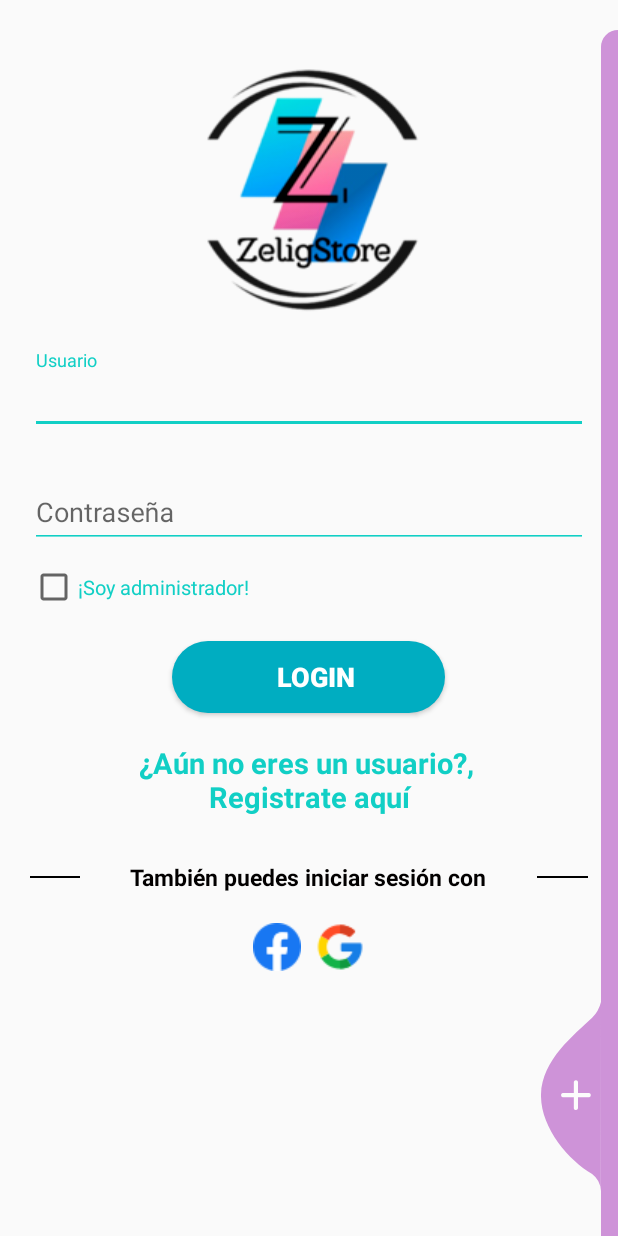
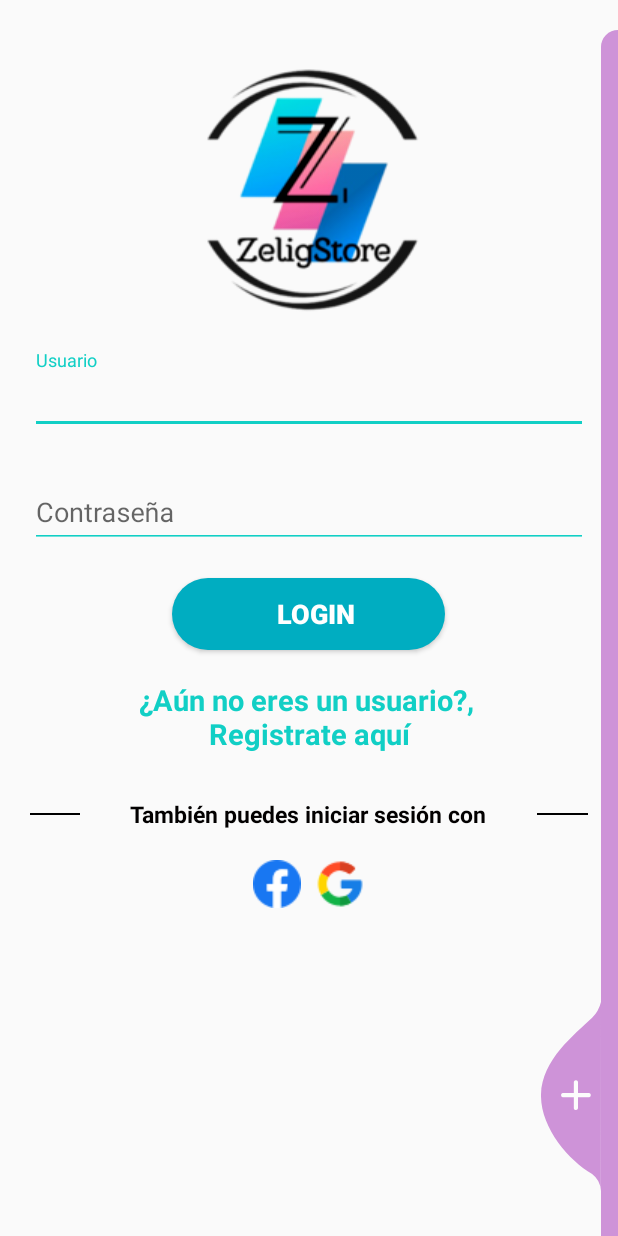
Before and after one commit to Mauri20/ProyectoIV, an Android app: the screen it shows after launch (LoginActivity), on a phone screen of 412 x 824 dp. Run offline under Robolectric (Android 15) with nearby library versions, the phone set to English and light mode, and no system bars; plain views replace CircularProgressButton.

Commit message:
Finalización Validación Login

```diff
--- a/ZeligStore/app/src/main/java/com/claseoct/zeligstore/APISpring/UsersAPI.kt
+++ b/ZeligStore/app/src/main/java/com/claseoct/zeligstore/APISpring/UsersAPI.kt
@@ -18,4 +18,7 @@ interface UsersAPI {
 
     @GET("Usuarios/checkUserIfExists/{user}")
     suspend fun verifyUser(@Path("user") user: String):Response<Boolean>
+
+    @GET("Usuarios/returnTypeAccess/{user}/{pass}")
+    suspend fun returnTypeUser(@Path("user") user:String, @Path("pass") pass:String):Response<List<UsersClass>>
 }
--- a/ZeligStore/app/src/main/res/layout/activity_login.xml
+++ b/ZeligStore/app/src/main/res/layout/activity_login.xml
@@ -62,15 +62,6 @@
                     android:maxLines="1"
                     android:textSize="8pt" />
             </com.google.android.material.textfield.TextInputLayout>
-
-            <CheckBox
-                android:id="@+id/chbx_soyadmin"
-                style="@style/viewParent"
-                android:layout_gravity="start"
-                android:layout_marginTop="10dp"
-                android:text="¡Soy administrador!"
-                android:textColor="@color/primaryTextColor"
-                android:textSize="6pt" />
 
             <br.com.simplepass.loading_button_lib.customViews.CircularProgressButton
                 android:id="@+id/btn_Login"
--- a/ZeligStoreOficial/src/main/java/com/zeligstoreoficial/ZeligStoreOficial/Controllers/usuariosController.java
+++ b/ZeligStoreOficial/src/main/java/com/zeligstoreoficial/ZeligStoreOficial/Controllers/usuariosController.java
@@ -67,4 +67,10 @@ public class usuariosController {
             return validar;
         }
     }
+
+    @GetMapping("/returnTypeAccess/{user}/{password}")
+    public List<usuariosEntitie> retornarTypeUser(@PathVariable("user") String user, @PathVariable("password") String password){
+        List<usuariosEntitie> typeaccess = userRepository.sp_LoginAPP(user, password);
+        return typeaccess;
+    }
 }
--- a/ZeligStoreOficial/src/main/java/com/zeligstoreoficial/ZeligStoreOficial/Repositories/zapatosInterface.java
+++ b/ZeligStoreOficial/src/main/java/com/zeligstoreoficial/ZeligStoreOficial/Repositories/zapatosInterface.java
@@ -14,5 +14,4 @@ public interface zapatosInterface extends CrudRepository<zapatosEntitie, Integer
 
     @Query(value = "{call sp_s_ZapatosCategoria(:pCategoria,:pMarca)}", nativeQuery = true)
     List<zapatosEntitie> sp_s_ShoesByCategory(@Param("pCategoria") String p_Categoria,@Param("pMarca") String p_Marca);
-
 }
```
Also changed, not shown: ZeligStore/app/src/main/java/com/claseoct/zeligstore/LoginActivity.kt (+49 -3 lines), ZeligStore/app/src/main/java/com/claseoct/zeligstore/NewUserActivity.kt (line endings or trailing spaces), 2 other files.
